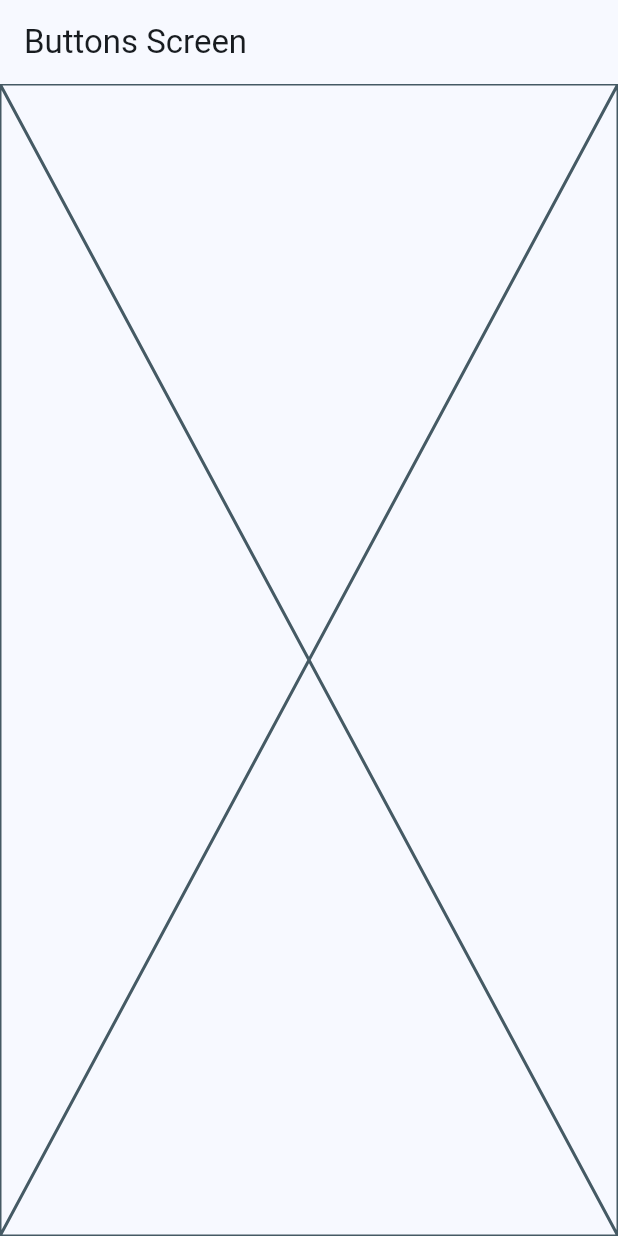
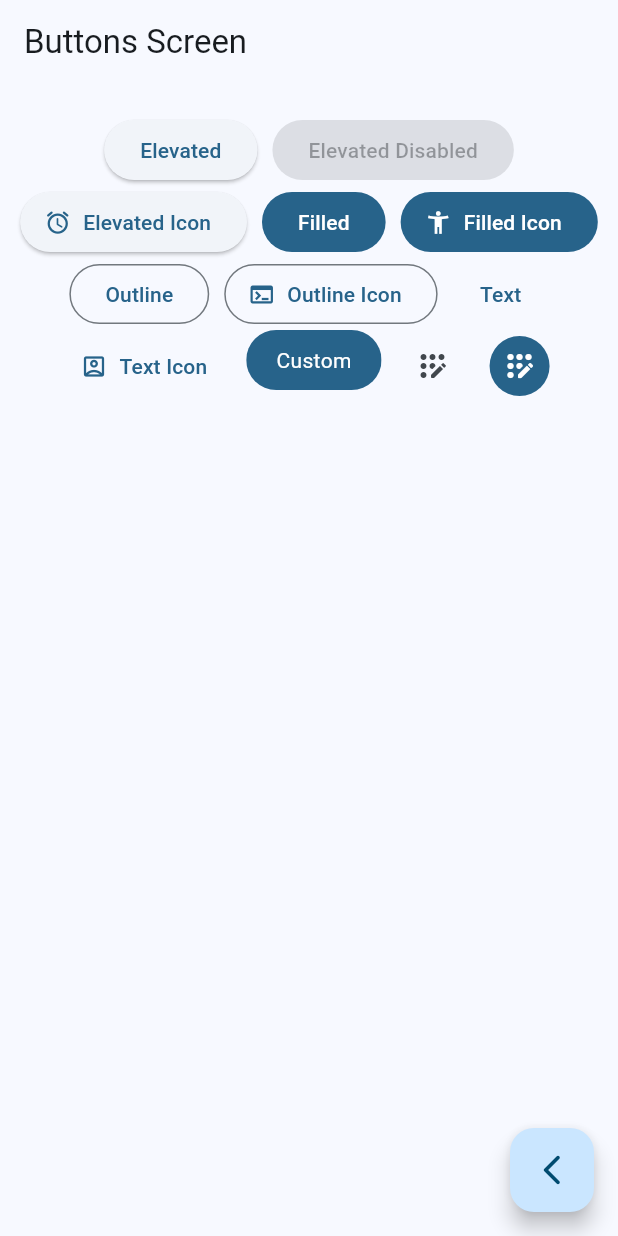
Before and after one commit to javikuma/widgets_app, a Flutter app: the ButtonsScreen screen opened by its route, on a phone screen of 412 x 824 dp. Run offline on Flutter 3.47's test engine with Material 3 defaults, Android fonts, the phone set to English and light mode, and no system bars; our stand-ins replace go_router.

Commit message:
button screen finished

```diff
--- a/lib/presentation/screens/buttons/buttons_screen.dart
+++ b/lib/presentation/screens/buttons/buttons_screen.dart
@@ -1,7 +1,8 @@
 import 'package:flutter/material.dart';
+import 'package:go_router/go_router.dart';
 
 class ButtonsScreen extends StatelessWidget {
-static const String name = 'buttons_screen';
+  static const String name = 'buttons_screen';
 
   const ButtonsScreen({super.key});
 
@@ -11,7 +12,91 @@ static const String name = 'buttons_screen';
       appBar: AppBar(
         title: const Text('Buttons Screen'),
       ),
-      body: const Placeholder(),
+      body: const _ButtonsView(),
+      floatingActionButton: FloatingActionButton(
+        child: const Icon(Icons.arrow_back_ios_new_rounded),
+        onPressed: () {
+          context.pop();
+        },
+      ),
     );
   }
 }
+
+class _ButtonsView extends StatelessWidget {
+  const _ButtonsView();
+
+  @override
+  Widget build(BuildContext context) {
+
+    final colors = Theme.of(context).colorScheme;
+
+    return SizedBox(
+      width: double.infinity,
+      child: Padding(
+          padding: const EdgeInsets.symmetric(horizontal: 10, vertical: 20),
+          child: Wrap(spacing: 10,
+            // crossAxisAlignment: WrapCrossAlignment.center,
+            alignment: WrapAlignment.center,
+           children: [
+
+            ElevatedButton(onPressed: () {}, child: const Text('Elevated')),
+            const ElevatedButton(
+                onPressed: null, child: Text('Elevated Disabled')),
+            ElevatedButton.icon(
+                onPressed: () {},
+                icon: const Icon(Icons.access_alarm_rounded),
+                label: const Text('Elevated Icon')),
+
+            FilledButton(onPressed: (){}, child: const Text('Filled')),
+            FilledButton.icon(
+              onPressed: (){},
+              icon: const Icon(Icons.accessibility_new),
+              label: const Text('Filled Icon'),
+            ),
+
+            OutlinedButton(onPressed: (){}, child: const Text('Outline')),
+            OutlinedButton.icon(onPressed: (){}, label: const Text('Outline Icon'), icon: const Icon(Icons.terminal)),
+
+            TextButton(onPressed: (){}, child: const Text('Text'),),
+            TextButton.icon(onPressed: (){}, label: const Text('Text Icon'), icon: const Icon(Icons.account_box_outlined)),
+
+            const CustomButton(),
+
+            IconButton(onPressed: (){}, icon: const Icon(Icons.app_registration_rounded)),
+            IconButton(
+              onPressed: (){},
+              icon: const Icon(Icons.app_registration_rounded),
+              style: ButtonStyle(
+                backgroundColor: MaterialStatePropertyAll(colors.primary),
+                iconColor: const MaterialStatePropertyAll(Colors.white)
+              )
+            ),
+          ])),
+    );
+  }
+}
+
+
+class CustomButton extends StatelessWidget {
+  const CustomButton({super.key});
+
+  @override
+  Widget build(BuildContext context) {
+    final colors = Theme.of(context).colorScheme;
+
+    return ClipRRect(
+      borderRadius: BorderRadius.circular(20),
+      child: Material(
+        color: colors.primary,
+        child: InkWell(
+          onTap: (){},
+          child: const Padding(
+            padding: EdgeInsets.symmetric(horizontal: 20, vertical: 10),
+            child: Text('Custom', style: TextStyle(color: Colors.white)),
+          ),
+        )
+      ),
+    );
+  }
+}
```
